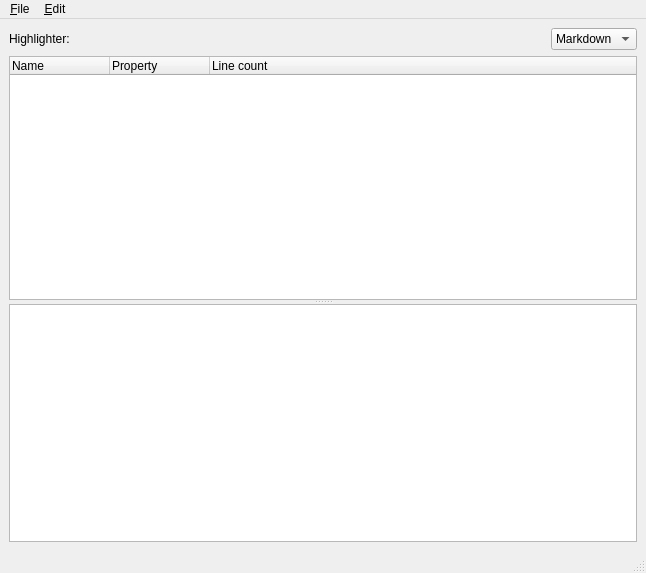
Above: core/mainwindow.ui from KmolYuan/kmol-editor before the change. Below: the same form after it.
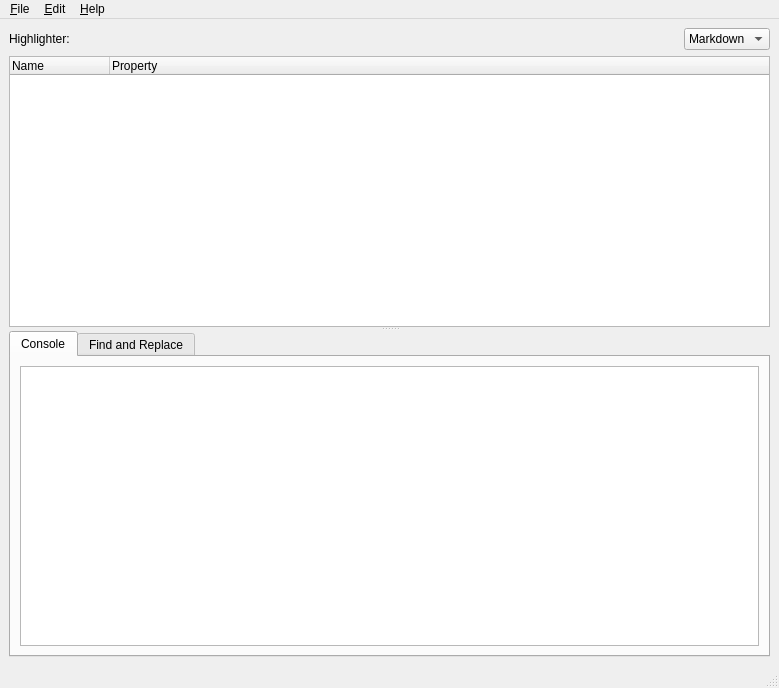
That is the form after the change. Icons and pictures are not drawn.

The edit to the form file:
```diff
--- a/core/mainwindow.ui
+++ b/core/mainwindow.ui
@@ -6,8 +6,8 @@
    <rect>
     <x>0</x>
     <y>0</y>
-    <width>646</width>
-    <height>573</height>
+    <width>779</width>
+    <height>688</height>
    </rect>
   </property>
   <property name="windowTitle">
@@ -18,7 +18,7 @@
     <normaloff>:/icons/kmol.png</normaloff>:/icons/kmol.png</iconset>
   </property>
   <widget class="QWidget" name="centralWidget">
-   <layout class="QVBoxLayout" name="verticalLayout_2">
+   <layout class="QVBoxLayout" name="verticalLayout_4">
     <item>
      <widget class="QSplitter" name="h_splitter">
       <property name="orientation">
@@ -74,27 +74,74 @@
           </layout>
          </item>
          <item>
-          <widget class="QTreeWidget" name="tree_widget">
-           <column>
-            <property name="text">
-             <string>Name</string>
+          <widget class="QWidget" name="tree_widget" native="true">
+           <property name="contextMenuPolicy">
+            <enum>Qt::CustomContextMenu</enum>
+           </property>
+           <layout class="QVBoxLayout" name="verticalLayout_2">
+            <property name="spacing">
+             <number>0</number>
             </property>
-           </column>
-           <column>
-            <property name="text">
-             <string>Property</string>
+            <property name="leftMargin">
+             <number>0</number>
             </property>
-           </column>
-           <column>
-            <property name="text">
-             <string>Line count</string>
+            <property name="topMargin">
+             <number>0</number>
             </property>
-           </column>
+            <property name="rightMargin">
+             <number>0</number>
+            </property>
+            <property name="bottomMargin">
+             <number>0</number>
+            </property>
+            <item>
+             <widget class="QTreeWidget" name="tree_main">
+              <property name="dragEnabled">
+               <bool>true</bool>
+              </property>
+              <property name="dragDropMode">
+               <enum>QAbstractItemView::InternalMove</enum>
+              </property>
+              <property name="defaultDropAction">
+               <enum>Qt::MoveAction</enum>
+              </property>
+              <property name="verticalScrollMode">
+               <enum>QAbstractItemView::ScrollPerPixel</enum>
+              </property>
+              <column>
+               <property name="text">
+                <string>Name</string>
+               </property>
+              </column>
+              <column>
+               <property name="text">
+                <string>Property</string>
+               </property>
+              </column>
+             </widget>
+            </item>
+           </layout>
           </widget>
          </item>
         </layout>
        </widget>
-       <widget class="QTextBrowser" name="console"/>
+       <widget class="QTabWidget" name="tabWidget">
+        <widget class="QWidget" name="console_tab">
+         <attribute name="title">
+          <string>Console</string>
+         </attribute>
+         <layout class="QVBoxLayout" name="verticalLayout_3">
+          <item>
+           <widget class="QTextBrowser" name="console"/>
+          </item>
+         </layout>
+        </widget>
+        <widget class="QWidget" name="find_tab">
+         <attribute name="title">
+          <string>Find and Replace</string>
+         </attribute>
+        </widget>
+       </widget>
       </widget>
      </widget>
     </item>
@@ -105,8 +152,8 @@
     <rect>
      <x>0</x>
      <y>0</y>
-     <width>646</width>
-     <height>22</height>
+     <width>779</width>
+     <height>30</height>
     </rect>
    </property>
    <widget class="QMenu" name="menu_File">
@@ -124,8 +171,18 @@
      <string>&amp;Edit</string>
     </property>
    </widget>
+   <widget class="QMenu" name="menu_Help">
+    <property name="title">
+     <string>&amp;Help</string>
+    </property>
+    <addaction name="action_mde_tw"/>
+    <addaction name="separator"/>
+    <addaction name="action_about_qt"/>
+    <addaction name="action_about"/>
+   </widget>
    <addaction name="menu_File"/>
    <addaction name="menu_Edit"/>
+   <addaction name="menu_Help"/>
   </widget>
   <widget class="QStatusBar" name="statusBar"/>
   <action name="action_New_project">
```
Left out of the diff: 23 changed lines with no effect on the pictures.
